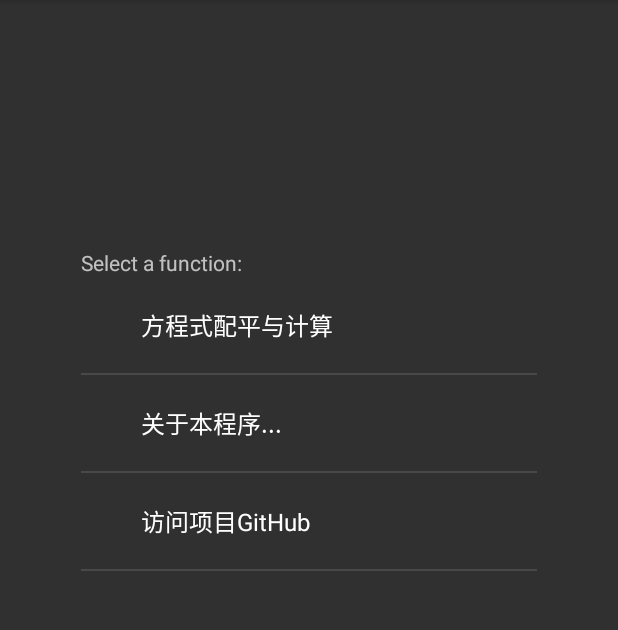
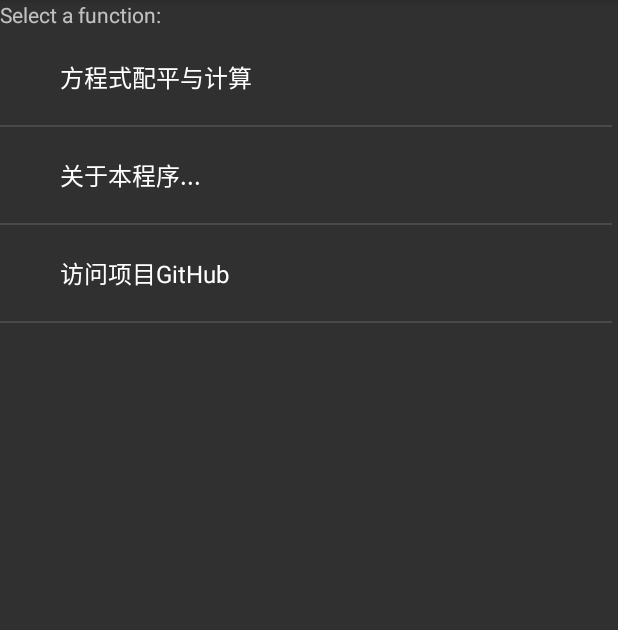
Before and after one commit to GlockChem/GlockChem4Droid, an Android app: the screen it shows after launch (MenuActivity), on a phone screen of 412 x 824 dp, the part 84-714 px from its top. Run offline under Robolectric (Android 15) with nearby library versions, the phone set to English and light mode, and no system bars.

Commit message:
MenuActivity: 增加两次返回键退出 & 修复布局bug
 - 增加两次返回键退出: Close #18
 - 修复布局异常造成的横屏显示异常: Close #20

```diff
--- a/app/src/main/res/layout/activity_menu.xml
+++ b/app/src/main/res/layout/activity_menu.xml
@@ -7,8 +7,8 @@
     tools:context="org.chembar.glockchem.ui.MenuActivity">
 
     <RelativeLayout
-        android:layout_width="304dp"
-        android:layout_height="437dp"
+        android:layout_width="match_parent"
+        android:layout_height="match_parent"
         app:layout_constraintBottom_toBottomOf="parent"
         app:layout_constraintLeft_toLeftOf="parent"
         app:layout_constraintRight_toRightOf="parent"
@@ -22,14 +22,19 @@
             android:layout_alignParentLeft="true"
             android:layout_alignParentStart="true"
             android:layout_below="@+id/textView2"
+            android:headerDividersEnabled="false"
+            android:scrollbarStyle="insideInset"
             tools:layout_editor_absoluteX="8dp"
-            tools:layout_editor_absoluteY="8dp" />
+            tools:layout_editor_absoluteY="8dp"
+            tools:scrollbars="vertical" />
 
         <TextView
             android:id="@+id/textView2"
             android:layout_width="wrap_content"
             android:layout_height="wrap_content"
+            android:layout_alignParentEnd="true"
             android:layout_alignParentLeft="true"
+            android:layout_alignParentRight="true"
             android:layout_alignParentStart="true"
             android:layout_alignParentTop="true"
             android:text="@string/menu_select"
--- a/app/src/main/res/values/strings.xml
+++ b/app/src/main/res/values/strings.xml
@@ -31,4 +31,5 @@
     <string name="result_as_follows">Calculation result:</string>
     <string name="unknown_atom">Unknown atom:</string>
     <string name="menu_select">Select a function:</string>
+    <string name="double_back_to_exit">Tap \'Back\' key once more to exit.</string>
 </resources>
```
Also changed, not shown: app/src/main/java/org/chembar/glockchem/ui/MenuActivity.java (+16 -0 lines), 2 other files.
